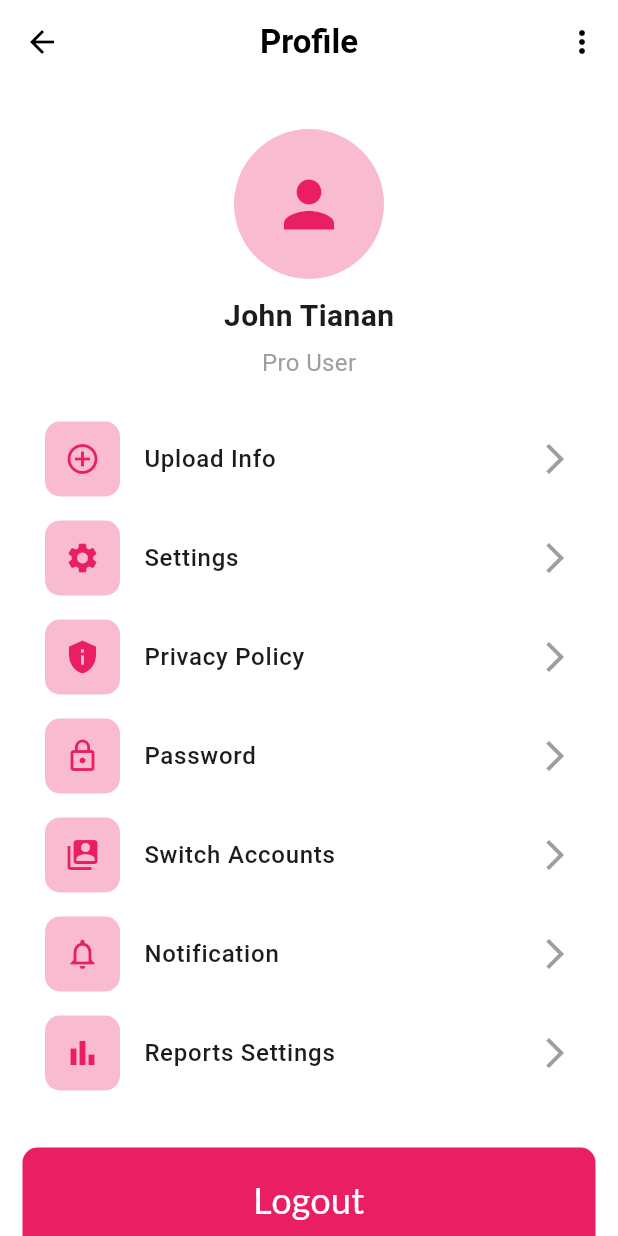
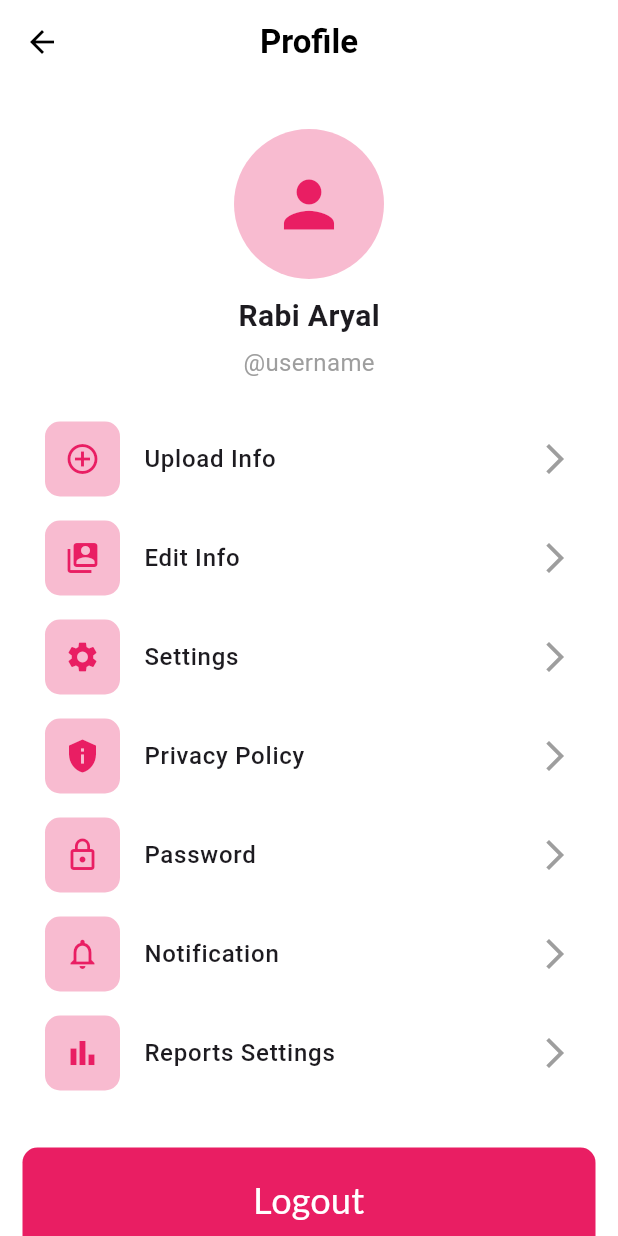
Before and after one commit to rabiaryal/budget_planner_022, a Flutter app: the SettingHomePage screen opened directly, on a phone screen of 412 x 824 dp. Run offline on Flutter 3.47's test engine with Material 3 defaults, Android fonts, the phone set to English and light mode, and no system bars; our stand-ins replace another_flushbar, firebase_auth, fl_chart, fluttertoast, font_awesome_flutter, google_fonts and 1 more; missing offline and left inert: function_tree; accounts and stored records are empty.

Commit message:
update info page managed

```diff
--- a/lib/Utils/style/textstyle.dart
+++ b/lib/Utils/style/textstyle.dart
@@ -19,6 +19,17 @@ class TextStylesOO {
     ),
   );
 
+  // TextStyle(fontSize: 16, fontWeight: FontWeight.bold),
+
+  static TextStyle normalText = GoogleFonts.roboto(
+textStyle: const TextStyle(
+  fontSize: 16,
+  fontWeight: FontWeight.bold,
+   color: Colors.black,
+)
+
+  );
+
   // Label text style (attention-grabbing and decorative)
   static TextStyle label = GoogleFonts.playfairDisplay(
     textStyle: const TextStyle(
--- a/lib/setting/settinghomepage.dart
+++ b/lib/profilepage/profilehomepage.dart
@@ -1,6 +1,6 @@
 import 'package:budget_planner/Utils/components/round_button.dart';
-import 'package:budget_planner/setting/widget/listtilewidget.dart';
-import 'package:budget_planner/setting/widget/uploadinfo.dart';
+import 'package:budget_planner/profilepage/widget/listtilewidget.dart';
+import 'package:budget_planner/profilepage/uploadinfo/uploadinfo.dart';
 import 'package:flutter/material.dart';
 // Make sure to import your `ListTileWidget` file
 
@@ -30,14 +30,6 @@ class _SettingHomePageState extends State<SettingHomePage> {
           style: TextStyle(color: Colors.black, fontWeight: FontWeight.bold),
         ),
         centerTitle: true,
-        actions: [
-          IconButton(
-            icon: const Icon(Icons.more_vert, color: Colors.black),
-            onPressed: () {
-              // Handle menu actions
-            },
-          ),
-        ],
       ),
       body: SingleChildScrollView(
         child: Padding(
@@ -63,7 +55,7 @@ class _SettingHomePageState extends State<SettingHomePage> {
                   ),
                   const SizedBox(height: 10),
                   const Text(
-                    "John Tianan",
+                    "Rabi Aryal",
                     style: TextStyle(
                       fontSize: 20,
                       fontWeight: FontWeight.bold,
@@ -71,7 +63,7 @@ class _SettingHomePageState extends State<SettingHomePage> {
                   ),
                   const SizedBox(height: 5),
                   const Text(
-                    "Pro User",
+                    "@username",
                     style: TextStyle(
                       fontSize: 16,
                       color: Colors.grey,
@@ -90,6 +82,13 @@ class _SettingHomePageState extends State<SettingHomePage> {
                       MaterialPageRoute(
                           builder: (context) => UploadInfoWidget()));
                   // Handle FAQ action
+                },
+              ),
+              ListTileWidget(
+                leadingIcon: Icons.switch_account,
+                titleText: "Edit Info",
+                onPressed: () {
+                  // Handle switch accounts action
                 },
               ),
               ListTileWidget(
@@ -113,13 +112,7 @@ class _SettingHomePageState extends State<SettingHomePage> {
                   // Handle password action
                 },
               ),
-              ListTileWidget(
-                leadingIcon: Icons.switch_account,
-                titleText: "Switch Accounts",
-                onPressed: () {
-                  // Handle switch accounts action
-                },
-              ),
+
               ListTileWidget(
                 leadingIcon: Icons.notifications_outlined,
                 titleText: "Notification",
```
Also changed, not shown: lib/home/homepage.dart (+3 -4 lines), lib/profilepage/uploadinfo/uploadinfo.dart (renamed from lib/setting/widget/uploadinfo.dart, +32 -100 lines), lib/profilepage/uploadinfo/widget/dobwidget.dart (added, +53 -0 lines), lib/profilepage/uploadinfo/widget/textwidget.dart (added, +21 -0 lines), lib/profilepage/widget/listtilewidget.dart (renamed from lib/setting/widget/listtilewidget.dart).
